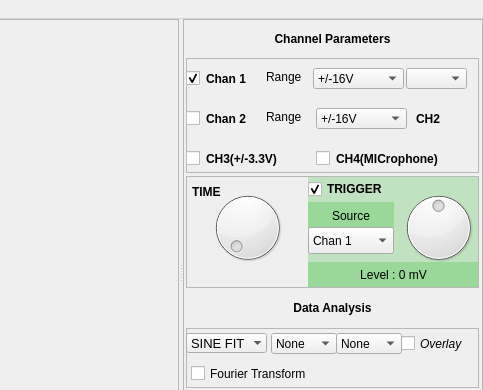
jithinbp/SEELablet-apps, file SEEL_Apps/apps/A_TandM/templates/analogScope.ui: the form before one commit; both pictures show x 449 to 932 and y 0 to 390 of the 932 by 550 pixel window.
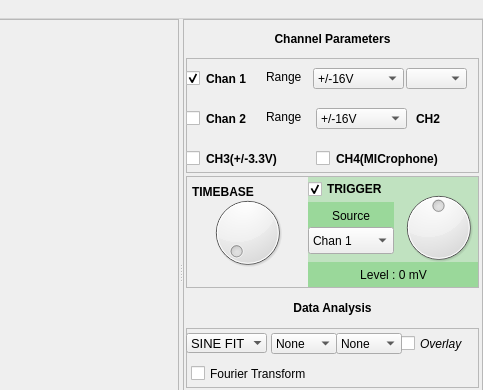
The form after the commit. Icons and pictures are not drawn.

Diff of the .ui file:
```diff
--- a/SEEL_Apps/apps/A_TandM/templates/analogScope.ui
+++ b/SEEL_Apps/apps/A_TandM/templates/analogScope.ui
@@ -531,7 +531,7 @@
                  <rect>
                   <x>5</x>
                   <y>5</y>
-                  <width>42</width>
+                  <width>66</width>
                   <height>19</height>
                  </rect>
                 </property>
@@ -550,7 +550,7 @@
                  </font>
                 </property>
                 <property name="text">
-                 <string>TIME</string>
+                 <string>TIMEBASE</string>
                 </property>
                </widget>
                <widget class="QLabel" name="time_label">
@@ -578,7 +578,7 @@
                 <property name="geometry">
                  <rect>
                   <x>20</x>
-                  <y>5</y>
+                  <y>10</y>
                   <width>81</width>
                   <height>91</height>
                  </rect>
```
